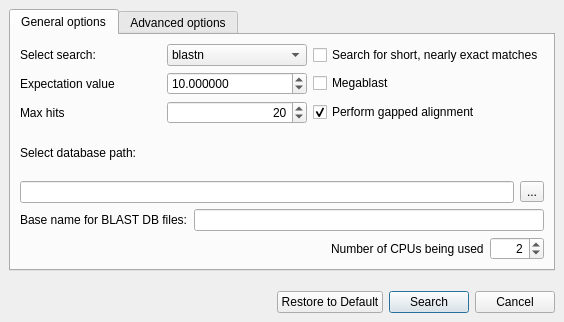
Old version of the form src/plugins/external_tool_support/src/ui/BlastAllSupportDialog.ui in the repository violethaze74/ugene.
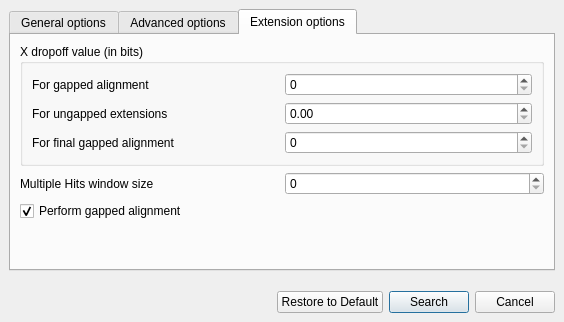
New version of the form. The open tabs and pages were chosen to show the change.

Commit message: Add options -X -y -Z -A -f to Local Blast (UGENE-311)

What changed in the file:
```diff
--- a/src/plugins/external_tool_support/src/ui/BlastAllSupportDialog.ui
+++ b/src/plugins/external_tool_support/src/ui/BlastAllSupportDialog.ui
@@ -13,7 +13,7 @@
   <property name="maximumSize">
    <size>
     <width>16777215</width>
-    <height>322</height>
+    <height>522</height>
    </size>
   </property>
   <property name="windowTitle">
@@ -140,16 +140,6 @@
            </property>
           </widget>
          </item>
-         <item row="2" column="2">
-          <widget class="QCheckBox" name="gappedAlignmentCheckBox">
-           <property name="text">
-            <string>Perform gapped alignment</string>
-           </property>
-           <property name="checked">
-            <bool>true</bool>
-           </property>
-          </widget>
-         </item>
         </layout>
        </item>
        <item>
@@ -530,6 +520,101 @@
        </item>
       </layout>
      </widget>
+     <widget class="QWidget" name="extOptionsTab">
+      <attribute name="title">
+       <string>Extension options</string>
+      </attribute>
+      <layout class="QVBoxLayout" name="verticalLayout_5">
+       <item>
+        <layout class="QHBoxLayout" name="horizontalLayout_7">
+         <item>
+          <widget class="QGroupBox" name="xDropoffGroupBox">
+           <property name="title">
+            <string>X dropoff value (in bits)</string>
+           </property>
+           <layout class="QGridLayout" name="gridLayout_4">
+            <item row="0" column="0">
+             <widget class="QLabel" name="label_11">
+              <property name="text">
+               <string>For gapped alignment</string>
+              </property>
+             </widget>
+            </item>
+            <item row="0" column="1">
+             <widget class="QSpinBox" name="xDropoffGASpinBox">
+              <property name="maximum">
+               <number>999</number>
+              </property>
+             </widget>
+            </item>
+            <item row="1" column="0">
+             <widget class="QLabel" name="label_12">
+              <property name="text">
+               <string>For ungapped extensions</string>
+              </property>
+             </widget>
+            </item>
+            <item row="2" column="0">
+             <widget class="QLabel" name="label_13">
+              <property name="text">
+               <string>For final gapped alignment</string>
+              </property>
+             </widget>
+            </item>
+            <item row="2" column="1">
+             <widget class="QSpinBox" name="xDropoffFGASpinBox">
+              <property name="maximum">
+               <number>999</number>
+              </property>
+             </widget>
+            </item>
+            <item row="1" column="1">
+             <widget class="QDoubleSpinBox" name="xDropoffUnGASpinBox"/>
+            </item>
+           </layout>
+          </widget>
+         </item>
+        </layout>
+       </item>
+       <item>
+        <layout class="QHBoxLayout" name="horizontalLayout_6">
+         <item>
+          <widget class="QLabel" name="label_7">
+           <property name="text">
+            <string>Multiple Hits window size</string>
+           </property>
+          </widget>
+         </item>
+         <item>
+          <widget class="QSpinBox" name="windowSizeSpinBox"/>
+         </item>
+        </layout>
+       </item>
+       <item>
+        <widget class="QCheckBox" name="gappedAlignmentCheckBox">
+         <property name="text">
+          <string>Perform gapped alignment</string>
+         </property>
+         <property name="checked">
+          <bool>true</bool>
+         </property>
+        </widget>
+       </item>
+       <item>
+        <spacer name="verticalSpacer_3">
+         <property name="orientation">
+          <enum>Qt::Vertical</enum>
+         </property>
+         <property name="sizeHint" stdset="0">
+          <size>
+           <width>20</width>
+           <height>40</height>
+          </size>
+         </property>
+        </spacer>
+       </item>
+      </layout>
+     </widget>
     </widget>
    </item>
    <item>
```
Left out of the diff: 160 changed lines with no effect on the pictures. The commit also changes 12 other files.
